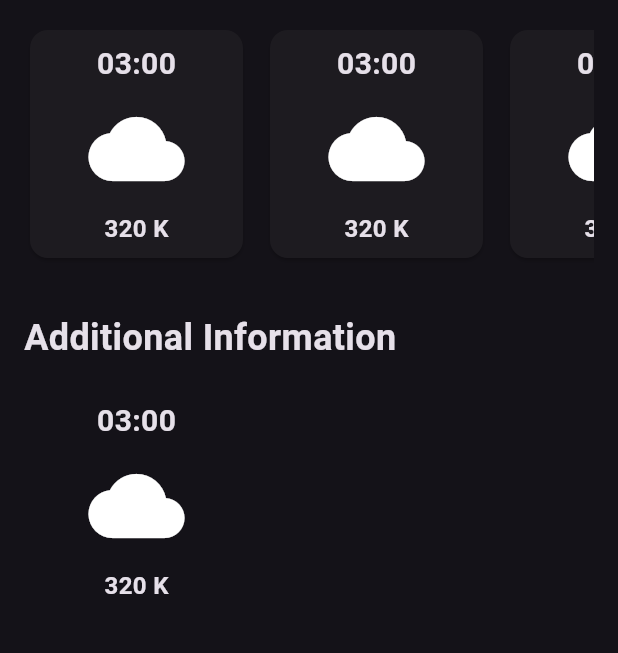
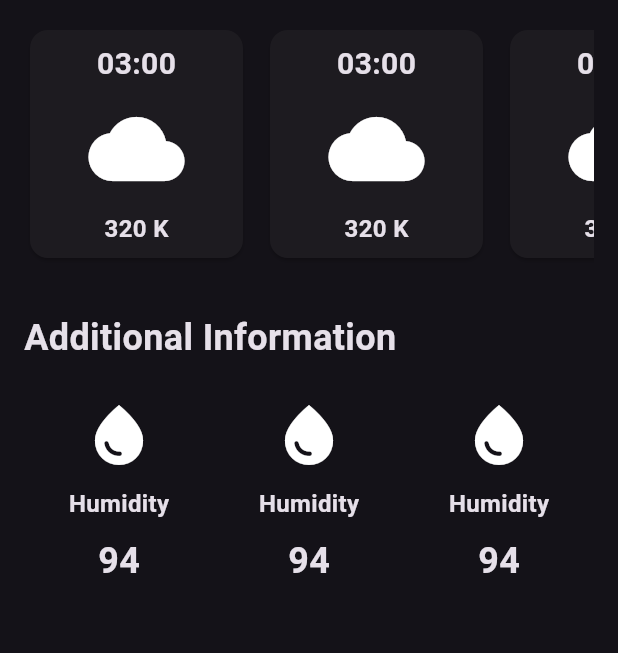
Before and after one commit to Aamishsn/flutter-weatherApp, a Flutter app: the screen it shows after launch, on a phone screen of 412 x 824 dp, the part 531-1184 px from its top. Run offline on Flutter 3.47's test engine with Material 3 defaults, Android fonts, the phone set to English and light mode, and no system bars.

Commit message:
041124-2

```diff
--- /dev/null
+++ b/lib/additional_info.dart
@@ -0,0 +1,47 @@
+import 'package:flutter/material.dart';
+
+
+
+class AdditionalInfo extends StatelessWidget {
+  const AdditionalInfo({
+    super.key,
+  });
+
+  @override
+  Widget build(BuildContext context) {
+    return const SizedBox(
+      // width: 100,
+      child: Padding(
+        padding: EdgeInsets.all(8.0),
+        child: Column(
+          children: [
+            Icon(
+              Icons.water_drop,
+              size: 48,
+            ),
+            SizedBox(
+              height: 10,
+            ),
+            Text(
+              'Humidity',
+              style: TextStyle(
+                fontSize: 16,
+                fontWeight: FontWeight.bold,
+              ),
+            ),
+            SizedBox(
+              height: 10,
+            ),
+            Text(
+              '94',
+              style: TextStyle(
+                fontSize: 24,
+                fontWeight: FontWeight.bold,
+              ),
+            )
+          ],
+        ),
+      ),
+    );
+  }
+}
--- a/lib/weather_app.dart
+++ b/lib/weather_app.dart
@@ -1,4 +1,5 @@
 import 'package:flutter/material.dart';
+import 'package:weather_app/additional_info.dart';
 import 'package:weather_app/hourly_update.dart';
 
 class WeatherApp extends StatelessWidget {
@@ -120,41 +121,12 @@ class WeatherApp extends StatelessWidget {
               const SizedBox(
                 height: 16,
               ),
-              const Column(children: [
-                SizedBox(
-                  width: 150,
-                  child: Padding(
-                    padding: EdgeInsets.all(8.0),
-                    child: Column(
-                      children: [
-                        Text(
-                          '03:00',
-                          style: TextStyle(
-                            fontSize: 20,
-                            fontWeight: FontWeight.bold,
-                          ),
-                        ),
-                        SizedBox(
-                          height: 10,
-                        ),
-                        Icon(
-                          Icons.cloud,
-                          size: 64,
-                        ),
-                        SizedBox(
-                          height: 10,
-                        ),
-                        Text(
-                          '320 K',
-                          style: TextStyle(
-                            fontSize: 16,
-                            fontWeight: FontWeight.bold,
-                          ),
-                        )
-                      ],
-                    ),
-                  ),
-                )
+              const Row(
+                mainAxisAlignment: MainAxisAlignment.spaceAround,
+                children: [
+                AdditionalInfo(),
+                AdditionalInfo(),
+                AdditionalInfo(),
               ]),
             ],
           ),
```
